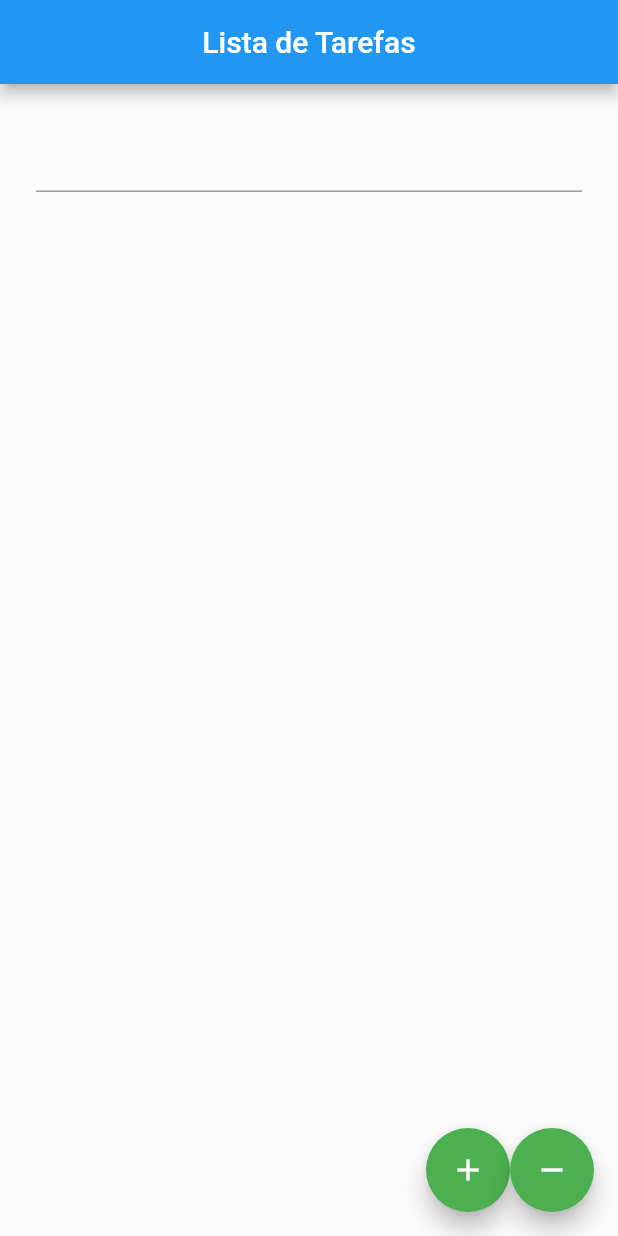
After one commit to NicolasXM/todolist, a Flutter app: the screen it shows after launch, on a phone screen of 412 x 824 dp. The commit adds this screen. Run offline on Flutter 3.47's test engine with Material 2 defaults, Android fonts, the phone set to English and light mode, and no system bars.

```diff
--- a/lib/main.dart
+++ b/lib/main.dart
@@ -1,5 +1,6 @@
 import 'package:flutter/material.dart';
 import 'package:todolist/pages/home_page.dart';
+import 'package:todolist/pages/todo_list_page.dart';
 
 void main() {
   runApp(MyApp());
@@ -13,7 +14,7 @@ class MyApp extends StatelessWidget {
     return MaterialApp(
       debugShowCheckedModeBanner: false,
       theme: ThemeData(primaryColor: Colors.green),
-      home: HomePage(),
+      home: TodoListPage(),
     );
   }
 }
--- /dev/null
+++ b/lib/pages/todo_list_page.dart
@@ -0,0 +1,76 @@
+import 'package:flutter/material.dart';
+
+class TodoListPage extends StatefulWidget {
+  const TodoListPage({Key? key}) : super(key: key);
+
+  @override
+  State<TodoListPage> createState() => _TodoListPageState();
+}
+
+class _TodoListPageState extends State<TodoListPage> {
+  TextEditingController _textEditingController = TextEditingController();
+  List<String> tarefas = [];
+
+  @override
+  Widget build(BuildContext context) {
+    return Scaffold(
+      appBar: AppBar(
+        title: Text('Lista de Tarefas'),
+        centerTitle: true,
+      ),
+      body: Container(
+        padding: EdgeInsets.all(24),
+        child: Column(
+          children: [
+            TextField(
+              controller: _textEditingController,
+            ),
+            Container(
+              height: 400,
+              child: ListView.separated(
+                  separatorBuilder: (context, index) => Divider(),
+                  itemCount: tarefas.length,
+                  itemBuilder: (context, index) {
+                    return ListTile(
+                      title: Text(tarefas[index]),
+                      onLongPress: () {
+                        setState(() {
+                          tarefas.removeAt(index);
+                        });
+                      },
+                    );
+                  }),
+            )
+          ],
+        ),
+      ),
+      floatingActionButton: Row(
+          crossAxisAlignment: CrossAxisAlignment.end,
+          mainAxisAlignment: MainAxisAlignment.end,
+          children: [
+            FloatingActionButton(
+              onPressed: () {
+                if (_textEditingController.text.length > 0) {
+                  setState(() {
+                    tarefas.add(_textEditingController.text);
+                  });
+                  _textEditingController.clear();
+                }
+              },
+              backgroundColor: Colors.green,
+              child: Icon(Icons.add),
+            ),
+            FloatingActionButton(
+              onPressed: () {
+                setState(() {
+                  tarefas.clear();
+                });
+                _textEditingController.clear();
+              },
+              backgroundColor: Colors.green,
+              child: Icon(Icons.remove),
+            ),
+          ]),
+    );
+  }
+}
```
Also changed, not shown: lib/pages/home_page.dart (+47 -1 lines).
